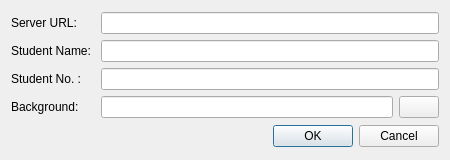
Above: Settings_EditDialog.ui from zsz12251665/HOSS-Client before the change. Below: the same form after it.
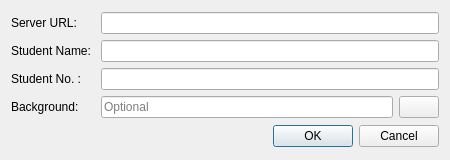
That is the form after the change. Icons and pictures are not drawn.

What changed in the file:
```diff
--- a/Settings_EditDialog.ui
+++ b/Settings_EditDialog.ui
@@ -54,7 +54,11 @@
       </widget>
      </item>
      <item row="3" column="1">
-      <widget class="QLineEdit" name="edit_background"/>
+      <widget class="QLineEdit" name="edit_background">
+       <property name="placeholderText">
+        <string>Optional</string>
+       </property>
+      </widget>
      </item>
      <item row="3" column="2">
       <widget class="QPushButton" name="button_background">
```
